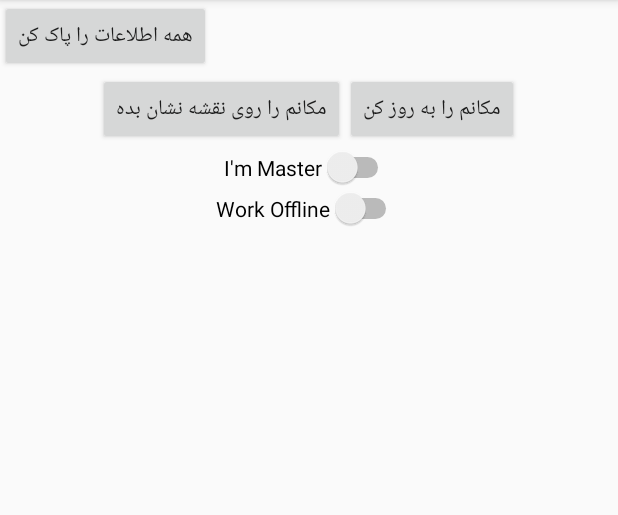
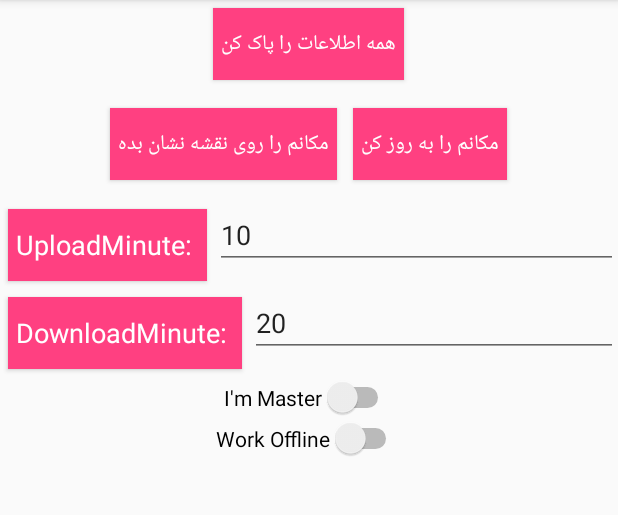
Before and after one commit to mahyarhappy/AreYouHappy, an Android app: the fragment settingFragment placed in its activity, on a phone screen of 412 x 824 dp, the part 84-599 px from its top. Run offline under Robolectric (Android 15) with nearby library versions, the phone set to English and light mode, and no system bars; 8 statements that could not run were skipped.

```diff
--- a/app/src/main/java/happy/happy3/settingFragment.java
+++ b/app/src/main/java/happy/happy3/settingFragment.java
@@ -6,11 +6,14 @@ import android.os.Bundle;
 import android.preference.PreferenceManager;
 import android.support.v4.app.Fragment;
 import android.support.v4.app.FragmentManager;
+import android.text.Editable;
+import android.text.TextWatcher;
 import android.view.LayoutInflater;
 import android.view.View;
 import android.view.ViewGroup;
 import android.widget.Button;
 import android.widget.CompoundButton;
+import android.widget.EditText;
 import android.widget.Switch;
 import android.widget.Toast;
 
@@ -23,6 +26,10 @@ public class settingFragment extends Fragment {
 	private Button deleteeverything;
 	private Button updatemyplace;
 	private Button whereami;
+	private EditText textViewDownloadMinute;
+	private EditText textViewUploadMinute;
+	private Switch ImMasterSwitch;
+
 	@Override
 	public void onCreate(Bundle savedInstanceState) {
 
@@ -33,8 +40,10 @@ public class settingFragment extends Fragment {
 		final View v = inflater.inflate(R.layout.settinglayout2, container, false);
 		whereami = (Button) v.findViewById(R.id.whereami);
 		updatemyplace = (Button) v.findViewById(R.id.updatemyplace);
-		Switch ImMasterSwitch = (Switch) v.findViewById(R.id.ImMaster);
+		 ImMasterSwitch = (Switch) v.findViewById(R.id.ImMaster);
 
+		 textViewDownloadMinute=(EditText) v.findViewById(R.id.textViewDownloadMinute);
+		textViewUploadMinute=(EditText) v.findViewById(R.id.textViewUploadMinute);
 		ImMasterSwitch.setChecked(new MainFragment().ImMaster);
 		ImMasterSwitch.setOnCheckedChangeListener(new CompoundButton.OnCheckedChangeListener() {
 			@Override
@@ -47,7 +56,60 @@ public class settingFragment extends Fragment {
 			}
 		});
 
+
+		textViewUploadMinute.setText(Integer.toString(new MainFragment().UploadMinute));
+		textViewDownloadMinute.setText(Integer.toString(new MainFragment().DownloadMinute));
+
+		textViewUploadMinute.addTextChangedListener(new TextWatcher() {
+			@Override
+			public void beforeTextChanged(CharSequence s, int start, int count, int after) {
+
+			}
+
+			@Override
+			public void onTextChanged(CharSequence s, int start, int before, int count) {
+
+			}
+
+			@Override
+			public void afterTextChanged(Editable s) {
+				int m1=Integer.parseInt(textViewUploadMinute.getText().toString());
+				new MainFragment().UploadMinute=m1;
+				QueryPreferences.setStoredInt(getActivity(), "UploadMinute", m1);
+			}
+		});
+
+
+
+
+
+
+		textViewDownloadMinute.addTextChangedListener(new TextWatcher() {
+			@Override
+			public void beforeTextChanged(CharSequence s, int start, int count, int after) {
+
+			}
+
+			@Override
+			public void onTextChanged(CharSequence s, int start, int before, int count) {
+
+			}
+
+			@Override
+			public void afterTextChanged(Editable s) {
+				int m1=Integer.parseInt(textViewDownloadMinute.getText().toString());
+				new MainFragment().DownloadMinute=m1;
+				QueryPreferences.setStoredInt(getActivity(), "DownloadMinute", m1);
+			}
+		});
+
+
+
+
+
+
 		Switch WorkOfflineSwitch = (Switch) v.findViewById(R.id.WorkOffline);
+
 
 		WorkOfflineSwitch.setChecked(new MainFragment().WorkOffline);
 		WorkOfflineSwitch.setOnCheckedChangeListener(new CompoundButton.OnCheckedChangeListener() {
--- a/app/src/main/res/layout/mainfragment.xml
+++ b/app/src/main/res/layout/mainfragment.xml
@@ -72,7 +72,9 @@
         android:layout_gravity="center_horizontal"
         android:textSize="19sp"
         android:background="@color/colorAccent"
-        android:layout_marginBottom="7dp"/>
+        android:layout_marginBottom="7dp"
+
+                />
 
     <Button
             android:layout_width="match_parent"
--- a/app/src/main/res/layout/settinglayout2.xml
+++ b/app/src/main/res/layout/settinglayout2.xml
@@ -2,34 +2,108 @@
 <LinearLayout xmlns:android="http://schemas.android.com/apk/res/android"
               android:orientation="vertical"
               android:layout_width="match_parent"
-              android:layout_height="match_parent">
+              android:layout_height="match_parent"
+              android:weightSum="1">
     <Button
         android:layout_width="wrap_content"
         android:layout_height="wrap_content"
         android:text="@string/deleteeverything"
         android:id="@+id/deleteeverything"
         android:layout_alignParentLeft="true"
-        android:gravity="center_vertical" />
+        android:gravity="center_vertical"
+        style="@style/MyButtonStyle"
+        android:layout_gravity="center_horizontal"/>
 
     <LinearLayout
         android:orientation="horizontal"
         android:layout_width="match_parent"
-        android:layout_height="50dp"
-        android:gravity="center_vertical|center_horizontal">
+        android:layout_height="75dp"
+        android:gravity="center_vertical|center_horizontal"
+        >
 
         <Button
             android:layout_width="wrap_content"
             android:layout_height="wrap_content"
             android:text="@string/whereami"
             android:id="@+id/whereami"
-            android:layout_alignParentRight="true" />
+            style="@style/MyButtonStyle"
+            android:layout_alignParentRight="true"
+
+            />
 
         <Button
             android:layout_width="wrap_content"
             android:layout_height="wrap_content"
             android:text="@string/updatemyplace"
             android:id="@+id/updatemyplace"
-            android:layout_alignParentRight="true" />
+            style="@style/MyButtonStyle"
+            android:layout_alignParentRight="true"
+
+          />
+    </LinearLayout>
+
+    <LinearLayout
+        android:orientation="vertical"
+        android:layout_width="match_parent"
+        android:layout_height="wrap_content">
+
+
+        <LinearLayout
+            android:orientation="horizontal"
+            android:layout_width="match_parent"
+            android:layout_height="wrap_content"
+            android:layout_gravity="center_horizontal"
+            xmlns:android="http://schemas.android.com/apk/res/android">
+
+            <TextView
+                android:layout_width="wrap_content"
+                android:layout_height="wrap_content"
+                android:textAppearance="?android:attr/textAppearanceMedium"
+                android:text="UploadMinute: "
+                android:id="@+id/textView4"
+                style="@style/MyButtonStyle"
+                android:layout_gravity="center"/>
+
+            <EditText
+                android:layout_width="wrap_content"
+                android:layout_height="wrap_content"
+                android:textAppearance="?android:attr/textAppearanceMedium"
+                android:text="10"
+                android:inputType="number"
+                android:id="@+id/textViewUploadMinute"
+                android:layout_weight="1"
+
+                />
+
+        </LinearLayout>
+        <LinearLayout
+            android:orientation="horizontal"
+            android:layout_width="match_parent"
+            android:layout_height="wrap_content"
+            android:layout_gravity="center_horizontal"
+            xmlns:android="http://schemas.android.com/apk/res/android">
+
+            <TextView
+                android:layout_width="wrap_content"
+                android:layout_height="wrap_content"
+                android:textAppearance="?android:attr/textAppearanceMedium"
+                android:text="DownloadMinute: "
+                android:id="@+id/textView3"
+                style="@style/MyButtonStyle"
+                android:layout_gravity="center"/>
+
+            <EditText
+                android:layout_width="wrap_content"
+                android:layout_height="wrap_content"
+                android:textAppearance="?android:attr/textAppearanceMedium"
+                android:text="20"
+                android:inputType="number"
+                android:id="@+id/textViewDownloadMinute"
+                android:layout_weight="1"
+
+                />
+
+        </LinearLayout>
     </LinearLayout>
 
     <LinearLayout
--- a/app/src/main/res/values/styles.xml
+++ b/app/src/main/res/values/styles.xml
@@ -19,6 +19,12 @@
     </style>
 
     <style name="MyTitleTextStyle" parent="@style/TextAppearance.AppCompat.Widget.ActionBar.Title">
-        <item name="android:textColor">@android:color/black</item>
+    <item name="android:textColor">@android:color/black</item>
+</style>
+    <style name="MyButtonStyle" parent="@style/Widget.AppCompat.Button.Colored">
+        <item name="android:textColor">@android:color/white</item>
+        <item name="android:background">@color/colorAccent</item>
+        <item name="android:layout_margin">5dp</item>
+        <item name="android:padding">5dp</item>
     </style>
 </resources>
```
Also changed, not shown: app/src/main/java/happy/happy3/MainFragment.java (+14 -21 lines), app/src/main/java/happy/happy3/ShowHappiness.java (+34 -6 lines).
